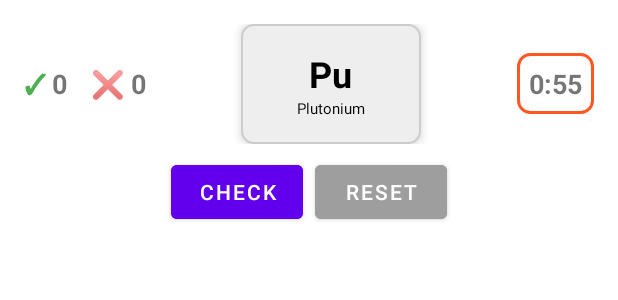
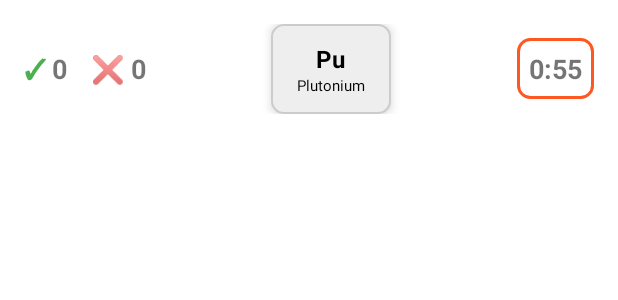
Before and after one commit to KangYiYao19/ChemStart, an Android app: the layout activity_drag_drop.xml on its own in the app's theme, with its tools: preview values and no code run, on a phone screen of 412 x 824 dp. Shown: the top 300 px of the screen. Run offline under Robolectric (Android 15) with nearby library versions, the phone set to English and light mode, and no system bars.

Commit message:
feat: changed layout of DragDropActivity and fix check upon all drops

```diff
--- a/app/src/main/res/layout/activity_drag_drop.xml
+++ b/app/src/main/res/layout/activity_drag_drop.xml
@@ -66,8 +66,8 @@
 
             <FrameLayout
                 android:id="@+id/draggableElementContainer"
-                android:layout_width="120dp"
-                android:layout_height="80dp"
+                android:layout_width="80dp"
+                android:layout_height="60dp"
                 android:background="@drawable/element_tile_background"
                 android:elevation="4dp">
 
@@ -83,7 +83,7 @@
                         android:layout_width="wrap_content"
                         android:layout_height="wrap_content"
                         android:text="Pu"
-                        android:textSize="24sp"
+                        android:textSize="16sp"
                         android:textStyle="bold"
                         android:textColor="@color/black" />
 
@@ -110,29 +110,29 @@
             android:padding="8dp" />
     </LinearLayout>
 
-    <!-- Action Buttons -->
-    <LinearLayout
-        android:layout_width="match_parent"
-        android:layout_height="wrap_content"
-        android:orientation="horizontal"
-        android:gravity="center"
-        android:layout_marginBottom="8dp">
+<!--    &lt;!&ndash; Action Buttons &ndash;&gt;-->
+<!--    <LinearLayout-->
+<!--        android:layout_width="match_parent"-->
+<!--        android:layout_height="wrap_content"-->
+<!--        android:orientation="horizontal"-->
+<!--        android:gravity="center"-->
+<!--        android:layout_marginBottom="8dp">-->
 
-        <Button
-            android:id="@+id/btnCheck"
-            android:layout_width="wrap_content"
-            android:layout_height="wrap_content"
-            android:text="Check"
-            android:backgroundTint="@color/purple_500"
-            android:layout_marginEnd="8dp" />
+<!--        <Button-->
+<!--            android:id="@+id/btnCheck"-->
+<!--            android:layout_width="wrap_content"-->
+<!--            android:layout_height="wrap_content"-->
+<!--            android:text="Check"-->
+<!--            android:backgroundTint="@color/purple_500"-->
+<!--            android:layout_marginEnd="8dp" />-->
 
-        <Button
-            android:id="@+id/btnReset"
-            android:layout_width="wrap_content"
-            android:layout_height="wrap_content"
-            android:text="Reset"
-            android:backgroundTint="@color/grey_500" />
-    </LinearLayout>
+<!--        <Button-->
+<!--            android:id="@+id/btnReset"-->
+<!--            android:layout_width="wrap_content"-->
+<!--            android:layout_height="wrap_content"-->
+<!--            android:text="Reset"-->
+<!--            android:backgroundTint="@color/grey_500" />-->
+<!--    </LinearLayout>-->
 
     <!-- Periodic Table Grid -->
     <ScrollView
```
Also changed, not shown: app/src/main/java/com/example/chemstart/DragDropActivity.kt (+60 -13 lines).
